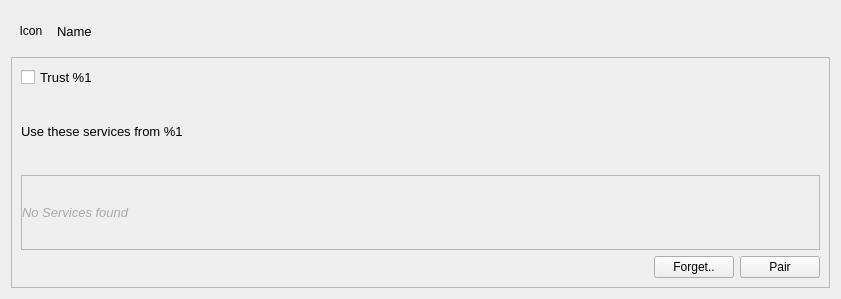
Above: deviceframe.ui from surlykke/partooth before the change. Below: the same form after it.
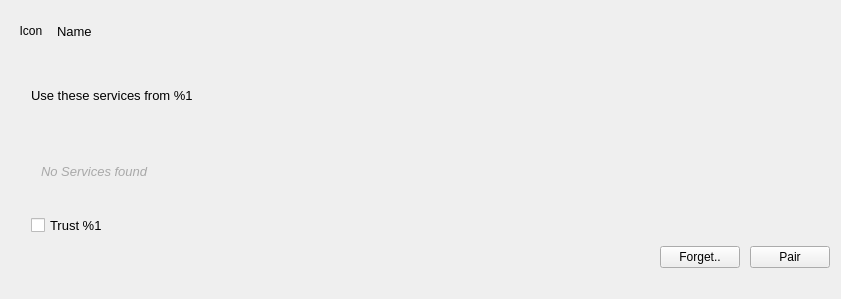
That is the form after the change.

What changed in the file:
```diff
--- a/deviceframe.ui
+++ b/deviceframe.ui
@@ -76,24 +76,27 @@
       </sizepolicy>
      </property>
      <property name="frameShape">
-      <enum>QFrame::StyledPanel</enum>
+      <enum>QFrame::NoFrame</enum>
      </property>
      <property name="frameShadow">
       <enum>QFrame::Raised</enum>
      </property>
      <layout class="QVBoxLayout" name="verticalLayout">
-      <item>
-       <widget class="QCheckBox" name="trustCheckBox">
-        <property name="font">
-         <font>
-          <pointsize>10</pointsize>
-         </font>
-        </property>
-        <property name="text">
-         <string>Trust %1</string>
-        </property>
-       </widget>
-      </item>
+      <property name="spacing">
+       <number>10</number>
+      </property>
+      <property name="leftMargin">
+       <number>20</number>
+      </property>
+      <property name="topMargin">
+       <number>5</number>
+      </property>
+      <property name="rightMargin">
+       <number>0</number>
+      </property>
+      <property name="bottomMargin">
+       <number>20</number>
+      </property>
       <item>
        <widget class="QLabel" name="useServicesLabel">
         <property name="font">
@@ -115,7 +118,7 @@
          </sizepolicy>
         </property>
         <property name="frameShape">
-         <enum>QFrame::StyledPanel</enum>
+         <enum>QFrame::NoFrame</enum>
         </property>
         <property name="frameShadow">
          <enum>QFrame::Raised</enum>
@@ -125,16 +128,16 @@
           <number>0</number>
          </property>
          <property name="leftMargin">
-          <number>0</number>
+          <number>10</number>
          </property>
          <property name="topMargin">
-          <number>0</number>
+          <number>10</number>
          </property>
          <property name="rightMargin">
-          <number>0</number>
+          <number>10</number>
          </property>
          <property name="bottomMargin">
-          <number>0</number>
+          <number>10</number>
          </property>
          <item>
           <widget class="QLabel" name="noServicesLabel">
@@ -161,6 +164,18 @@
         </layout>
        </widget>
       </item>
+      <item>
+       <widget class="QCheckBox" name="trustCheckBox">
+        <property name="font">
+         <font>
+          <pointsize>10</pointsize>
+         </font>
+        </property>
+        <property name="text">
+         <string>Trust %1</string>
+        </property>
+       </widget>
+      </item>
       <item>
        <layout class="QHBoxLayout" name="horizontalLayout">
         <item>
```
